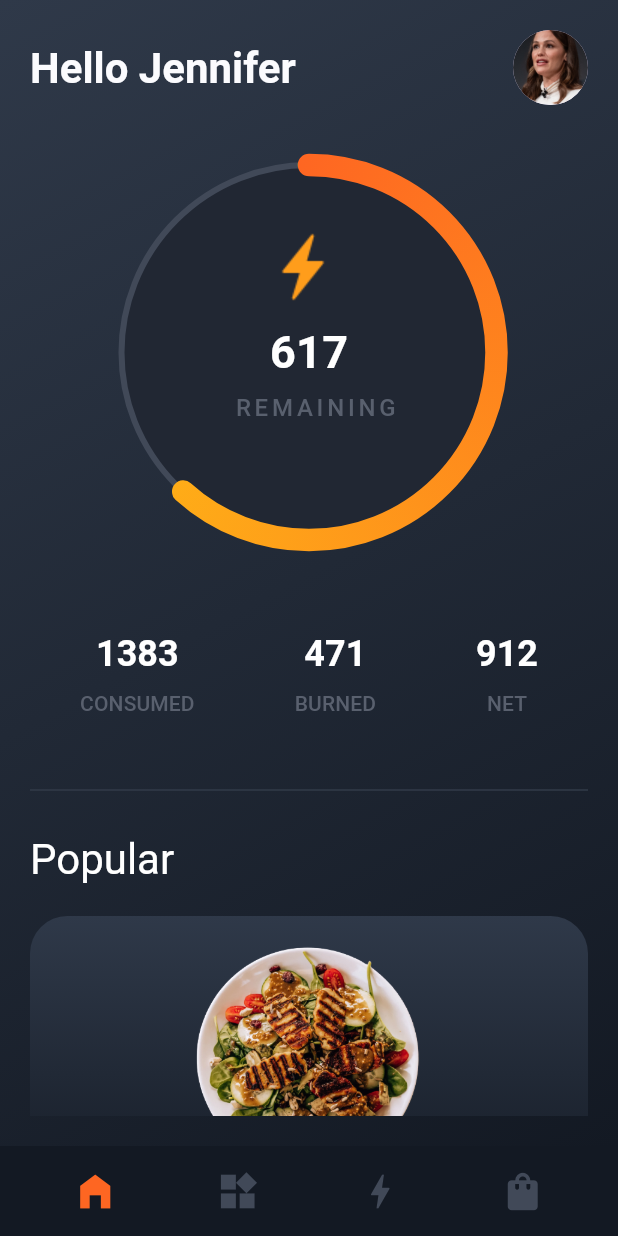
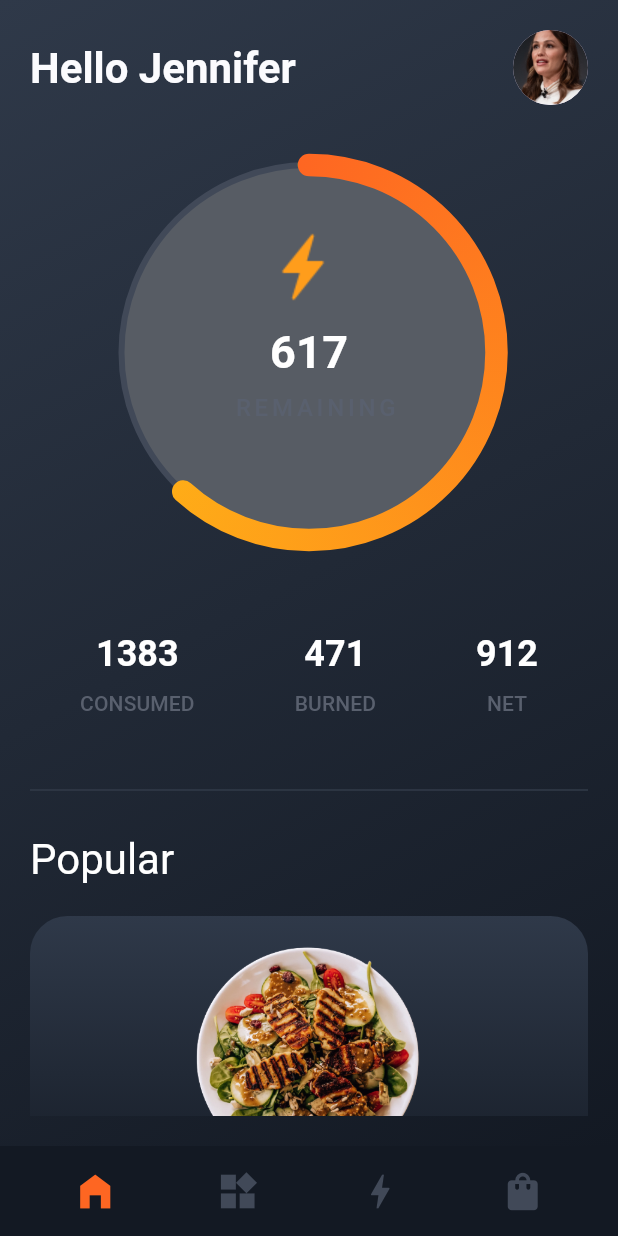
Before and after one commit to KhubaibJamal/Healthy-food-UI, a Flutter app: the screen it shows after launch, on a phone screen of 412 x 824 dp. Run offline on Flutter 3.47's test engine with Material 3 defaults, Android fonts, the phone set to English and light mode, and no system bars; drawn by our look-alikes of simple_circular_progress_bar.

Commit message:
remove unnecessary code and refactor code

```diff
--- a/lib/Screens/Detail/Component/row_widget_text.dart
+++ b/lib/Screens/Detail/Component/row_widget_text.dart
@@ -8,9 +8,9 @@ class RowWidgetText extends StatelessWidget {
 
   @override
   Widget build(BuildContext context) {
-    return Row(
+    return const Row(
       mainAxisAlignment: MainAxisAlignment.spaceBetween,
-      children: const [
+      children: [
         TextWidget(title: "4", subTitle: "SERVES"),
         TextWidget(title: "1h", subTitle: "COOKS IN"),
       ],
--- a/lib/Screens/Detail/detail_screen.dart
+++ b/lib/Screens/Detail/detail_screen.dart
@@ -1,8 +1,6 @@
 import 'package:flutter/material.dart';
 import 'package:healthy_food_ui/Screens/Detail/Component/card_info.dart';
 import 'package:healthy_food_ui/constant.dart';
-import 'package:simple_circular_progress_bar/simple_circular_progress_bar.dart';
-
 import 'Component/Bottom_animation.dart';
 import 'Component/detail_header.dart';
 import 'Component/row_widget_text.dart';
@@ -42,9 +40,9 @@ class _DetailScreenState extends State<DetailScreen> {
                   SizedBox(height: defaultPadding),
                   CardInfoWidget(title: widget.text),
                   SizedBox(height: defaultPadding + 10),
-                  Row(
+                  const Row(
                     mainAxisAlignment: MainAxisAlignment.spaceAround,
-                    children: const [
+                    children: [
                       BottomAnimation(
                         title: "CAL",
                         startAngle: 150,
--- a/lib/Screens/Home/Components/animated_progress_bar.dart
+++ b/lib/Screens/Home/Components/animated_progress_bar.dart
@@ -13,7 +13,7 @@ class AnimatedProgressBar extends StatelessWidget {
       children: [
         Container(
           decoration: const BoxDecoration(
-            color: Color(0xff212733),
+            color: Color.fromARGB(255, 87, 92, 100),
             borderRadius: BorderRadius.all(
               Radius.circular(250),
             ),
@@ -60,9 +60,9 @@ class AnimatedProgressBar extends StatelessWidget {
           ),
         ),
         SizedBox(height: defaultPadding * 3),
-        Row(
+        const Row(
           mainAxisAlignment: MainAxisAlignment.spaceAround,
-          children: const [
+          children: [
             TextWidget(
               title: "1383",
               subTitle: "CONSUMED",
--- a/lib/main.dart
+++ b/lib/main.dart
@@ -1,6 +1,5 @@
 import 'package:flutter/material.dart';
 import 'package:healthy_food_ui/Screens/Home/Components/bottom_app_bar.dart';
-// import 'package:healthy_food_ui/Screens/Home/home_page.dart';
 
 void main() {
   runApp(const MyApp());
@@ -9,14 +8,12 @@ void main() {
 class MyApp extends StatelessWidget {
   const MyApp({super.key});
 
-  // This widget is the root of your application.
   @override
   Widget build(BuildContext context) {
     return MaterialApp(
       debugShowCheckedModeBanner: false,
       title: 'Flutter Demo',
       theme: ThemeData(
-        // useMaterial3: true,
         primarySwatch: Colors.blue,
       ),
       home: const BottomNavigationAppBar(),
```
Also changed, not shown: pubspec.lock, 1 other file.
